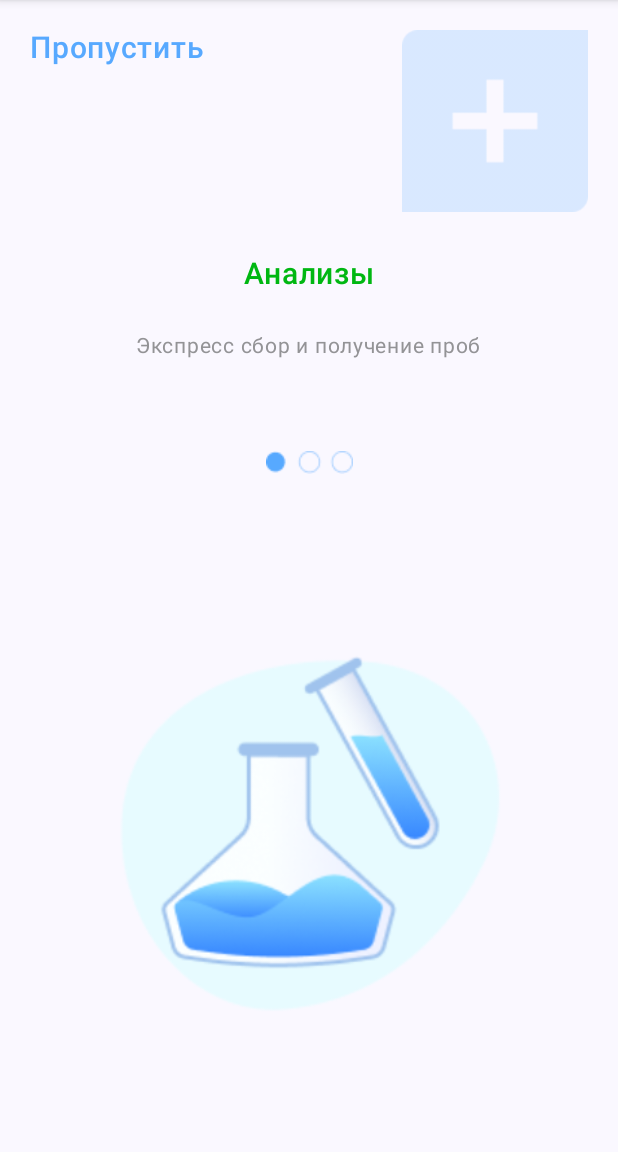
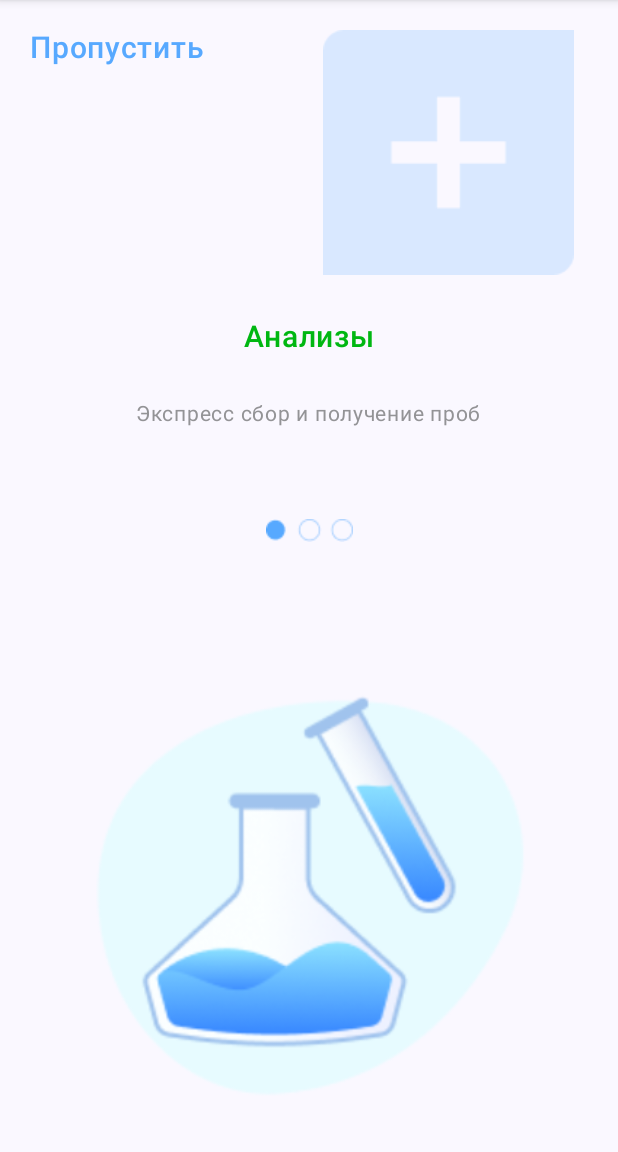
Before and after one commit to Mashka2004/Smartlab, an Android app built with Jetpack Compose: the screen it shows after launch (MainActivity), on a phone screen of 412 x 824 dp, the part 84-1236 px from its top. Run offline under Robolectric (Android 15) with nearby library versions, the phone set to English and light mode, and no system bars.

Commit message:
Добавили экраны и переходы между ними

```diff
--- a/app/src/main/java/com/example/smartlab/MainActivity.kt
+++ b/app/src/main/java/com/example/smartlab/MainActivity.kt
@@ -4,15 +4,21 @@ import android.os.Bundle
 import androidx.activity.ComponentActivity
 import androidx.activity.compose.setContent
 import androidx.activity.enableEdgeToEdge
+import androidx.compose.foundation.ExperimentalFoundationApi
 import androidx.compose.foundation.layout.fillMaxSize
 import androidx.compose.foundation.layout.padding
+import androidx.compose.foundation.pager.HorizontalPager
+import androidx.compose.foundation.pager.rememberPagerState
 import androidx.compose.material3.Scaffold
 import androidx.compose.material3.Text
 import androidx.compose.runtime.Composable
 import androidx.compose.ui.Modifier
 import androidx.compose.ui.graphics.ImageBitmap
+import androidx.compose.ui.graphics.vector.ImageVector
 import androidx.compose.ui.res.imageResource
+import androidx.compose.ui.res.vectorResource
 import androidx.compose.ui.tooling.preview.Preview
+import androidx.core.splashscreen.SplashScreen.Companion.installSplashScreen
 import com.example.smartlab.layouts.OnBoard
 import com.example.smartlab.ui.theme.SmartlabTheme
 
@@ -21,14 +27,42 @@ class MainActivity : ComponentActivity() {
 
         super.onCreate(savedInstanceState)
         enableEdgeToEdge()
+        installSplashScreen()
         setContent {
-            SmartlabTheme {
+            val pagerState = rememberPagerState(pageCount = {
+                3
+            })
+            SmartlabTheme() {
                 Scaffold(modifier = Modifier.fillMaxSize()) { innerPadding ->
-                    OnBoard(buttonText="Пропустить", headerText = "Анализы"
-                        ,decriptionText="Экспресс сбор и получение проб",
-                        dotsImg = ImageBitmap.imageResource(R.drawable.group_1),
-                        ilustrasion= ImageBitmap.imageResource(R.drawable.illustration),
-                        modifier = Modifier.padding(innerPadding))
+                    HorizontalPager(state = pagerState) {page->
+                        if (page == 0) {
+
+                            OnBoard(
+                                buttomText = "Пропустить", headeText = "Анализы",
+                                descriptionText = "Экспресс сбор и получение проб",
+                                dotsImageBitmap = ImageBitmap.imageResource(R.drawable.group_1),
+                                illustration = ImageBitmap.imageResource(R.drawable.illustration),
+                                modifier = Modifier.padding(innerPadding)
+                            )
+                        }else if (page==1) {
+
+                            OnBoard(
+                                buttomText = "Пропустить", headeText = "Уведомления",
+                                descriptionText = "Вы быстро узнаете о результатах",
+                                dotsImageBitmap = ImageBitmap.imageResource(R.drawable.group_2),
+                                illustration = ImageBitmap.imageResource(R.drawable.imagesscreen),
+                                modifier = Modifier.padding(innerPadding))
+                        }else{
+
+                            OnBoard(
+                                buttomText = "Завершить", headeText = "Мониторинг",
+                                descriptionText = "Наши врачи всегда наблюдают \n" +
+                                        "за вашими показателями здоровья",
+                                dotsImageBitmap = ImageBitmap.imageResource(R.drawable.group_3),
+                                illustration = ImageBitmap.imageResource(R.drawable.images3),
+                                modifier = Modifier.padding(innerPadding))
+                        }
+                    }
                 }
             }
         }
--- a/app/src/main/java/com/example/smartlab/layouts/OnBoard.kt
+++ b/app/src/main/java/com/example/smartlab/layouts/OnBoard.kt
@@ -1,14 +1,19 @@
 package com.example.smartlab.layouts
 
+import android.media.audiofx.AudioEffect.Descriptor
 import androidx.compose.foundation.Image
 import androidx.compose.foundation.layout.Column
+
 import androidx.compose.foundation.layout.Row
 import androidx.compose.foundation.layout.Spacer
 import androidx.compose.foundation.layout.fillMaxSize
 import androidx.compose.foundation.layout.height
 import androidx.compose.foundation.layout.padding
+import androidx.compose.foundation.layout.size
+import androidx.compose.foundation.layout.width
 import androidx.compose.runtime.Composable
 import androidx.compose.ui.Alignment
+
 import androidx.compose.ui.Modifier
 import androidx.compose.ui.graphics.ImageBitmap
 import androidx.compose.ui.graphics.vector.ImageVector
@@ -16,46 +21,40 @@ import androidx.compose.ui.res.imageResource
 import androidx.compose.ui.res.vectorResource
 import androidx.compose.ui.tooling.preview.Preview
 import androidx.compose.ui.unit.dp
+
 import com.example.smartlab.R
 import com.example.smartlab.components.OnBoardDescription
 import com.example.smartlab.components.OnBoardHeader
 import com.example.smartlab.components.TextButton
 
+import org.w3c.dom.Text
 
 @Composable
-fun OnBoard(modifier: Modifier = Modifier,buttonText:String,
-            headerText:String,
-            decriptionText:String,
-            dotsImg:ImageBitmap,
-            ilustrasion:ImageBitmap
-) {
+fun OnBoard(modifier: Modifier = Modifier,buttomText: String,headeText: String,descriptionText: String,
+            dotsImageBitmap: ImageBitmap,illustration: ImageBitmap) {
     Column(modifier = modifier.fillMaxSize().padding(20.dp)) {
+
         Row {
-            TextButton(text = buttonText,
-                modifier = Modifier.weight(1f))
-            Spacer(modifier = Modifier.weight(1f))
-            Image(ImageBitmap.imageResource(R.drawable.shape__1_),
-                contentDescription = null,
-                modifier = Modifier.weight(1f))
+            TextButton(text = buttomText, modifier = Modifier.weight(1f), onClick = {})
+            Image(ImageBitmap.imageResource(R.drawable.shape__1_),null, modifier = Modifier.weight(1f))
         }
         Spacer(Modifier.height(29.dp))
-        OnBoardHeader(text = headerText, modifier = Modifier.align(Alignment.CenterHorizontally))
-        Spacer(Modifier.height(26.dp))
-        OnBoardDescription(text =decriptionText,
-            modifier = Modifier.align(Alignment.CenterHorizontally))
+        OnBoardHeader(text = headeText, modifier = Modifier.align(Alignment.CenterHorizontally))
+        Spacer(Modifier.height(29.dp))
+        OnBoardDescription(text = descriptionText, modifier = Modifier.align(Alignment.CenterHorizontally))
         Spacer(Modifier.height(60.dp))
-        Image(dotsImg, contentDescription = null, modifier= Modifier.align(Alignment.CenterHorizontally))
-        Spacer(Modifier.height(106.dp))
-        Image(ilustrasion, contentDescription = null,
-            modifier= Modifier.align(Alignment.CenterHorizontally).fillMaxSize(0.8f))
-
+        Image(dotsImageBitmap,null, modifier = Modifier.align(Alignment.CenterHorizontally))
+        Spacer(Modifier.weight(1f))
+        Image(illustration,null, modifier = Modifier.align(Alignment.CenterHorizontally).fillMaxSize(0.8f))
     }
 }
+
 @Preview
 @Composable
-private fun OnBoardView () {
-    OnBoard(buttonText="Пропустить", headerText = "Анализы"
-        ,decriptionText="Экспресс сбор и получение проб",
-        dotsImg = ImageBitmap.imageResource(R.drawable.group_1),
-        ilustrasion=ImageBitmap.imageResource(R.drawable.illustration))
+private fun OnBoardPrewiew() {
+    OnBoard(
+        buttomText = "Пропустить", headeText = "Анализы",
+        descriptionText = "Экспресс сбор и получение проб",
+        dotsImageBitmap = ImageBitmap.imageResource(R.drawable.group_1),
+        illustration = ImageBitmap.imageResource(R.drawable.illustration))
 }
```
